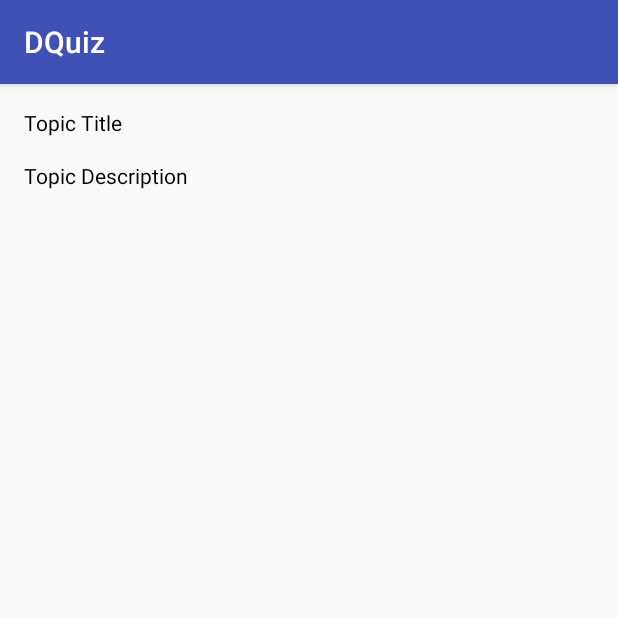
After one commit to sachin-aryal/DQuiz, an Android app: the ContentActivity screen opened directly, with no data from a screen before it, on a phone screen of 412 x 824 dp, the top half of it. The commit adds this screen. Run offline under Robolectric (Android 15) with nearby library versions, the phone set to English and light mode, and no system bars.

Commit message:
Fetching Content with Swipe Completed.

```diff
--- /dev/null
+++ b/app/src/main/java/org/sss/dquiz/activity/ContentActivity.java
@@ -0,0 +1,62 @@
+package org.sss.dquiz.activity;
+
+import android.content.Intent;
+import android.database.sqlite.SQLiteDatabase;
+import android.support.v7.app.AppCompatActivity;
+import android.os.Bundle;
+import android.widget.RelativeLayout;
+import android.widget.TextView;
+
+import org.sss.dquiz.R;
+import org.sss.dquiz.database.DbObject;
+import org.sss.dquiz.helper.OnSwipeTouchListener;
+import org.sss.dquiz.model.Contents;
+import org.sss.dquiz.service.ContentService;
+
+public class ContentActivity extends AppCompatActivity {
+
+    ContentService contentService = null;
+    SQLiteDatabase sqLiteDatabase = null;
+    String topicTitle = "";
+    int topicId = 0,initialSlideNumber = 1;
+    @Override
+    protected void onCreate(Bundle savedInstanceState) {
+        super.onCreate(savedInstanceState);
+        setContentView(R.layout.activity_content);
+        System.out.println("Initiating Contents Activity.");
+        Intent intent = getIntent();
+        topicId = intent.getIntExtra("topicId",0);
+        topicTitle = intent.getStringExtra("topicVal");
+        sqLiteDatabase = new DbObject(this.getApplicationContext()).getWritableDatabase();
+        contentService = new ContentService();
+        RelativeLayout relativeLayout = (RelativeLayout) findViewById(R.id.activity_content);
+        relativeLayout.setOnTouchListener(new OnSwipeTouchListener(ContentActivity.this){
+            public void onSwipeRight() {
+                initialSlideNumber--;
+                if(initialSlideNumber > 0) {
+                    fetchContentsOnUiThread();
+                }
+            }
+            public void onSwipeLeft() {
+                initialSlideNumber++;
+                fetchContentsOnUiThread();
+            }
+        });
+        fetchContentsOnUiThread();
+    }
+
+    public void fetchContentsOnUiThread(){
+        ContentActivity.this.runOnUiThread(new Runnable() {
+            @Override
+            public void run() {
+                Contents contents = contentService.getContents(topicId, initialSlideNumber, sqLiteDatabase);
+                TextView topicVal = (TextView) findViewById(R.id.topicVal);
+                TextView topicDescription = (TextView) findViewById(R.id.topicDescription);
+                if (contents != null) {
+                    topicVal.setText(topicTitle);
+                    topicDescription.setText(contents.getContentDescription());
+                }
+            }
+        });
+    }
+}
--- a/app/src/main/java/org/sss/dquiz/service/ContentService.java
+++ b/app/src/main/java/org/sss/dquiz/service/ContentService.java
@@ -1,5 +1,6 @@
 package org.sss.dquiz.service;
 
+import android.database.Cursor;
 import android.database.sqlite.SQLiteDatabase;
 
 import org.json.JSONArray;
@@ -26,4 +27,26 @@ public class ContentService {
             sqLiteDatabase.execSQL(insertContentQuery);
         }
     }
+
+    public Contents getContents(int topicId,int slideNumber,SQLiteDatabase sqLiteDatabase){
+        Contents contents = null;
+
+        String contentQuery = "SELECT "+Contents.CONTENT_TYPE+","+Contents.CONTENT_DESCRIPTION+" FROM "+Contents.CONTENTS_TABLE+" WHERE "+Topics.TOPIC_ID+"="+topicId+" AND "
+                +Contents.SLIDE_NUMBER+"="+slideNumber;
+
+        Cursor cursor = sqLiteDatabase.rawQuery(contentQuery,null);
+
+        if (cursor != null) {
+            cursor.moveToFirst();
+            if (cursor.moveToFirst()) {
+                do {
+                    String contentType = cursor.getString(cursor.getColumnIndex(Contents.CONTENT_TYPE));
+                    String contentDescription = cursor.getString(cursor.getColumnIndex(Contents.CONTENT_DESCRIPTION));
+                    contents = new Contents(0,slideNumber,contentType,contentDescription);
+                } while (cursor.moveToNext());
+            }
+            cursor.close();
+        }
+        return contents;
+    }
 }
--- a/app/src/main/java/org/sss/dquiz/service/TopicService.java
+++ b/app/src/main/java/org/sss/dquiz/service/TopicService.java
@@ -6,6 +6,7 @@ import android.database.sqlite.SQLiteDatabase;
 import org.json.JSONArray;
 import org.json.JSONException;
 import org.json.JSONObject;
+import org.sss.dquiz.model.Contents;
 import org.sss.dquiz.model.Topics;
 
 import java.util.ArrayList;
@@ -76,7 +77,7 @@ public class TopicService {
 
     public ArrayList<Topics> getTopicListBySuperTopic(String superTopicVal,SQLiteDatabase sqLiteDatabase){
         ArrayList<Topics> topicList = null;
-        String topicBySuperTopic = "SELECT "+Topics.TOPIC_VAL+","+Topics.DESCRIPTION+" FROM "+Topics.TOPIC_TABLE+" WHERE "
+        String topicBySuperTopic = "SELECT "+Topics.TOPIC_ID+","+Topics.TOPIC_VAL+","+Topics.DESCRIPTION+" FROM "+Topics.TOPIC_TABLE+" WHERE "
                 +Topics.SUPER_TOPIC_VAL+"='"+superTopicVal+"'";
         Cursor cursor = sqLiteDatabase.rawQuery(topicBySuperTopic,null);
 
@@ -85,9 +86,10 @@ public class TopicService {
             cursor.moveToFirst();
             if (cursor.moveToFirst()) {
                 do {
+                    int topicId = cursor.getInt(cursor.getColumnIndex(Topics.TOPIC_ID));
                     String topicVal = cursor.getString(cursor.getColumnIndex(Topics.TOPIC_VAL));
                     String description = cursor.getString(cursor.getColumnIndex(Topics.DESCRIPTION));
-                    Topics topics = new Topics(0,topicVal,null,description);
+                    Topics topics = new Topics(topicId,topicVal,null,description);
                     topicList.add(topics);
                 } while (cursor.moveToNext());
             }
--- /dev/null
+++ b/app/src/main/res/layout/activity_content.xml
@@ -0,0 +1,34 @@
+<?xml version="1.0" encoding="utf-8"?>
+<RelativeLayout xmlns:android="http://schemas.android.com/apk/res/android"
+    xmlns:tools="http://schemas.android.com/tools"
+    android:id="@+id/activity_content"
+    android:layout_width="match_parent"
+    android:layout_height="match_parent"
+    android:paddingBottom="@dimen/activity_vertical_margin"
+    android:paddingLeft="@dimen/activity_horizontal_margin"
+    android:paddingRight="@dimen/activity_horizontal_margin"
+    android:paddingTop="@dimen/activity_vertical_margin"
+    tools:context="org.sss.dquiz.activity.ContentActivity">
+
+    <TextView
+        android:text="Topic Title"
+        android:layout_width="wrap_content"
+        android:layout_height="wrap_content"
+        android:id="@+id/topicVal"
+        android:textColor="#000000"/>
+
+    <ScrollView
+        android:layout_width="match_parent"
+        android:layout_height="match_parent"
+        android:layout_marginTop="16dp"
+        android:layout_below="@+id/topicVal"
+        android:layout_centerHorizontal="true">
+
+        <TextView
+            android:text="Topic Description"
+            android:layout_width="match_parent"
+            android:layout_height="wrap_content"
+            android:id="@+id/topicDescription"
+            android:textColor="#000000"/>
+    </ScrollView>
+</RelativeLayout>
--- a/app/src/main/res/layout/topicinfo_list_view.xml
+++ b/app/src/main/res/layout/topicinfo_list_view.xml
@@ -2,6 +2,11 @@
 <RelativeLayout xmlns:android="http://schemas.android.com/apk/res/android"
     android:orientation="vertical" android:layout_width="match_parent"
     android:layout_height="match_parent">
+
+    <TextView
+        android:layout_width="match_parent"
+        android:layout_height="match_parent"
+        android:id="@+id/topicId"/>
 
     <TextView
         android:text="Topic Val"
```
Also changed, not shown: app/src/main/AndroidManifest.xml (+4 -3 lines), app/src/main/java/org/sss/dquiz/activity/TopicsActivity.java (+12 -0 lines), app/src/main/java/org/sss/dquiz/adapter/TopicsAdapter.java (+10 -3 lines), app/src/main/java/org/sss/dquiz/helper/OnSwipeTouchListener.java (added, +78 -0 lines).
